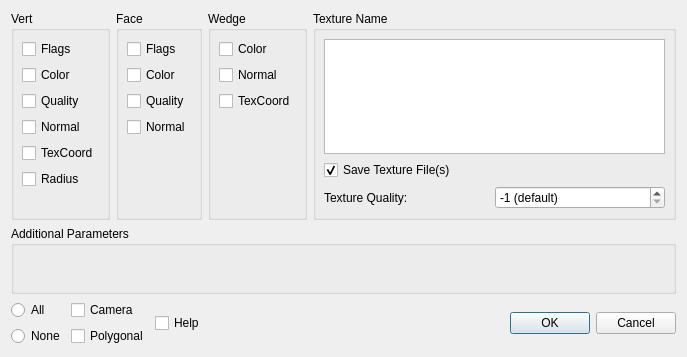
Above: src/meshlab/dialogs/save_mesh_attributes_dialog.ui from cnr-isti-vclab/meshlab before the change. Below: the same form after it.
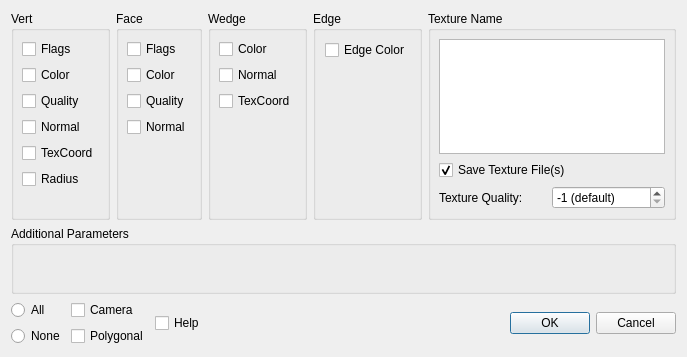
That is the form after the change. Custom widgets are drawn as their Qt base class.

Commit message:
feat: add per-edge coloring with PLY import and export
Support independent point and explicit-edge colors, including meshes
with faces. Add edge-color controls, export options, and sensible
visibility defaults for colored graphs.

Update VCGLib for PLY persistence, GPU and fallback rendering, and
backward-compatible rendering settings.

Add regression coverage for PLY round-trips, rendering, UI controls,
and legacy behavior.

Validation: full macOS MeshLab/plugin build and all four CTest suites pass.

```diff
--- a/src/meshlab/dialogs/save_mesh_attributes_dialog.ui
+++ b/src/meshlab/dialogs/save_mesh_attributes_dialog.ui
@@ -209,6 +209,25 @@
        </layout>
       </widget>
      </item>
+     <item>
+      <widget class="QGroupBox" name="edgeGroupBox">
+       <property name="title"><string>Edge</string></property>
+       <layout class="QVBoxLayout" name="edgeLayout">
+        <item>
+         <widget class="QCheckBox" name="check_iom_edgecolor">
+          <property name="text"><string>Edge Color</string></property>
+          <property name="toolTip"><string>Save colors of explicitly stored edges.</string></property>
+         </widget>
+        </item>
+        <item>
+         <spacer name="edgeSpacer">
+          <property name="orientation"><enum>Qt::Vertical</enum></property>
+          <property name="sizeHint" stdset="0"><size><width>0</width><height>0</height></size></property>
+         </spacer>
+        </item>
+       </layout>
+      </widget>
+     </item>
      <item>
       <widget class="QGroupBox" name="groupBox_4">
        <property name="title">
```
The commit also changes 24 other files.
